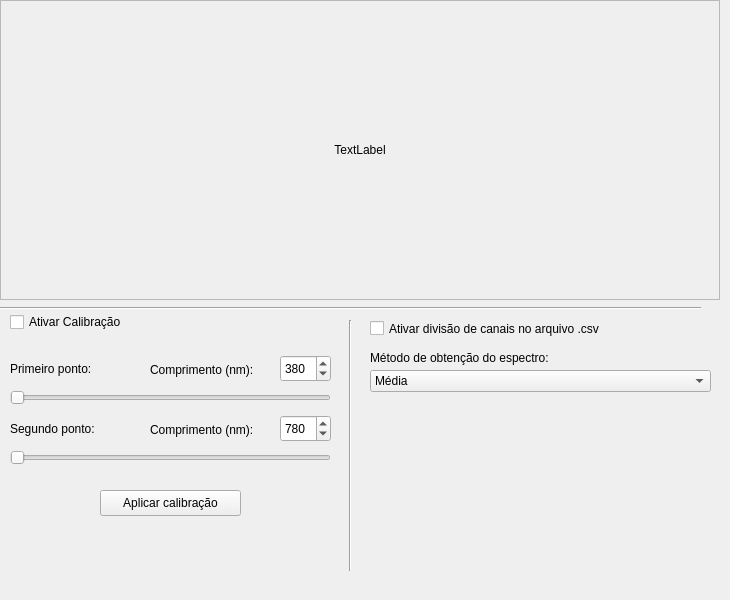
Above: GUI/Pages/mainPage.ui from domdealm/PySide2Spectrometer before the change. Below: the same form after it.
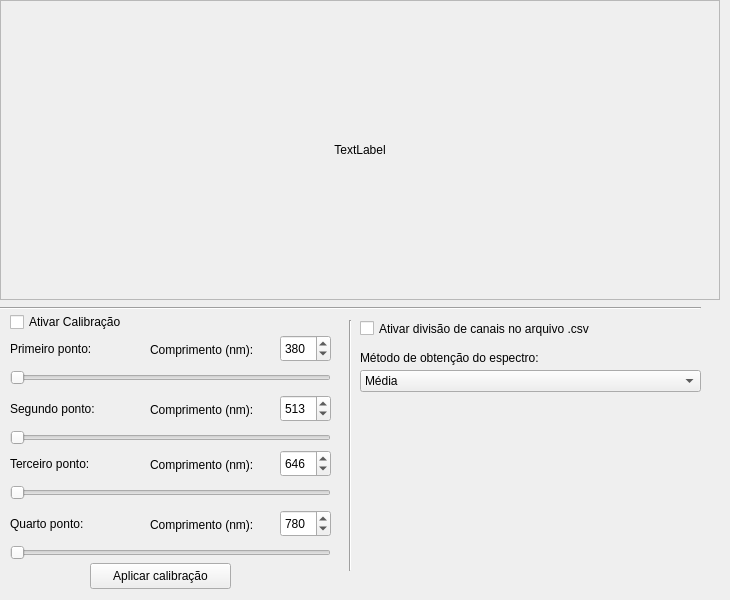
That is the form after the change. Icons and pictures are not drawn.

What changed in the file:
```diff
--- a/GUI/Pages/mainPage.ui
+++ b/GUI/Pages/mainPage.ui
@@ -820,7 +820,7 @@
     <property name="geometry">
      <rect>
       <x>10</x>
-      <y>390</y>
+      <y>370</y>
       <width>321</width>
       <height>16</height>
      </rect>
@@ -855,7 +855,7 @@
     <property name="geometry">
      <rect>
       <x>10</x>
-      <y>360</y>
+      <y>340</y>
       <width>111</width>
       <height>18</height>
      </rect>
@@ -868,7 +868,7 @@
     <property name="geometry">
      <rect>
       <x>10</x>
-      <y>420</y>
+      <y>400</y>
       <width>111</width>
       <height>18</height>
      </rect>
@@ -884,7 +884,7 @@
     <property name="geometry">
      <rect>
       <x>10</x>
-      <y>450</y>
+      <y>430</y>
       <width>321</width>
       <height>16</height>
      </rect>
@@ -899,8 +899,8 @@
    <widget class="QPushButton" name="ApplyCal">
     <property name="geometry">
      <rect>
-      <x>100</x>
-      <y>490</y>
+      <x>90</x>
+      <y>563</y>
       <width>141</width>
       <height>26</height>
      </rect>
@@ -913,7 +913,7 @@
     <property name="geometry">
      <rect>
       <x>150</x>
-      <y>360</y>
+      <y>340</y>
       <width>121</width>
       <height>20</height>
      </rect>
@@ -926,7 +926,7 @@
     <property name="geometry">
      <rect>
       <x>280</x>
-      <y>355</y>
+      <y>335</y>
       <width>51</width>
       <height>27</height>
      </rect>
@@ -942,7 +942,7 @@
     <property name="geometry">
      <rect>
       <x>280</x>
-      <y>415</y>
+      <y>395</y>
       <width>51</width>
       <height>27</height>
      </rect>
@@ -951,14 +951,14 @@
      <number>999</number>
     </property>
     <property name="value">
-     <number>780</number>
+     <number>513</number>
     </property>
    </widget>
    <widget class="QLabel" name="label_15">
     <property name="geometry">
      <rect>
       <x>150</x>
-      <y>420</y>
+      <y>400</y>
       <width>121</width>
       <height>20</height>
      </rect>
@@ -983,7 +983,7 @@
    <widget class="QCheckBox" name="SplitChannel">
     <property name="geometry">
      <rect>
-      <x>370</x>
+      <x>360</x>
       <y>320</y>
       <width>231</width>
       <height>17</height>
@@ -996,7 +996,7 @@
    <widget class="QLabel" name="label_16">
     <property name="geometry">
      <rect>
-      <x>370</x>
+      <x>360</x>
       <y>350</y>
       <width>191</width>
       <height>16</height>
@@ -1009,7 +1009,7 @@
    <widget class="QComboBox" name="SpecMethod">
     <property name="geometry">
      <rect>
-      <x>370</x>
+      <x>360</x>
       <y>370</y>
       <width>341</width>
       <height>22</height>
@@ -1026,6 +1026,134 @@
      </property>
     </item>
    </widget>
+   <widget class="QLabel" name="label_24">
+    <property name="geometry">
+     <rect>
+      <x>150</x>
+      <y>455</y>
+      <width>121</width>
+      <height>20</height>
+     </rect>
+    </property>
+    <property name="text">
+     <string>Comprimento (nm):</string>
+    </property>
+   </widget>
+   <widget class="QLabel" name="label_25">
+    <property name="geometry">
+     <rect>
+      <x>150</x>
+      <y>515</y>
+      <width>121</width>
+      <height>20</height>
+     </rect>
+    </property>
+    <property name="text">
+     <string>Comprimento (nm):</string>
+    </property>
+   </widget>
+   <widget class="QLabel" name="label_26">
+    <property name="geometry">
+     <rect>
+      <x>10</x>
+      <y>455</y>
+      <width>111</width>
+      <height>18</height>
+     </rect>
+    </property>
+    <property name="text">
+     <string>Terceiro ponto:</string>
+    </property>
+   </widget>
+   <widget class="QLabel" name="label_27">
+    <property name="geometry">
+     <rect>
+      <x>10</x>
+      <y>515</y>
+      <width>111</width>
+      <height>18</height>
+     </rect>
+    </property>
+    <property name="text">
+     <string>Quarto ponto:</string>
+    </property>
+   </widget>
+   <widget class="QSlider" name="FourthPoint">
+    <property name="enabled">
+     <bool>false</bool>
+    </property>
+    <property name="geometry">
+     <rect>
+      <x>10</x>
+      <y>545</y>
+      <width>321</width>
+      <height>16</height>
+     </rect>
+    </property>
+    <property name="maximum">
+     <number>639</number>
+    </property>
+    <property name="orientation">
+     <enum>Qt::Horizontal</enum>
+    </property>
+   </widget>
+   <widget class="QSlider" name="ThirdPoint">
+    <property name="enabled">
+     <bool>false</bool>
+    </property>
+    <property name="geometry">
+     <rect>
+      <x>10</x>
+      <y>485</y>
+      <width>321</width>
+      <height>16</height>
+     </rect>
+    </property>
+    <property name="autoFillBackground">
+     <bool>false</bool>
+    </property>
+    <property name="maximum">
+     <number>639</number>
+    </property>
+    <property name="orientation">
+     <enum>Qt::Horizontal</enum>
+    </property>
+    <property name="invertedControls">
+     <bool>false</bool>
+    </property>
+   </widget>
+   <widget class="QSpinBox" name="TPWL">
+    <property name="geometry">
+     <rect>
+      <x>280</x>
+      <y>450</y>
+      <width>51</width>
+      <height>27</height>
+     </rect>
+    </property>
+    <property name="maximum">
+     <number>999</number>
+    </property>
+    <property name="value">
+     <number>646</number>
+    </property>
+   </widget>
+   <widget class="QSpinBox" name="FoPWL">
+    <property name="geometry">
+     <rect>
+      <x>280</x>
+      <y>510</y>
+      <width>51</width>
+      <height>27</height>
+     </rect>
+    </property>
+    <property name="maximum">
+     <number>999</number>
+    </property>
+    <property name="value">
+     <number>780</number>
+    </property>
+   </widget>
   </widget>
  </widget>
  <resources/>
```
Left out of the diff: 13 changed lines with no effect on the pictures.
